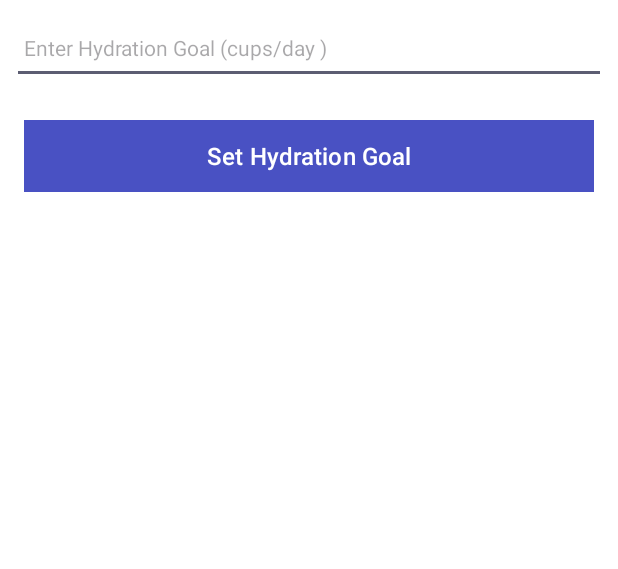
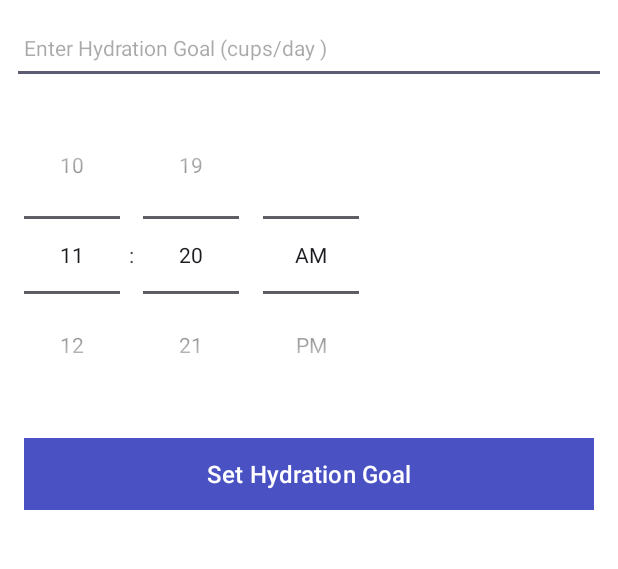
Before and after one commit to Maxamed-Maxamed/FYP-Hydration-app-Mate, an Android app: the screen it shows after launch (HydrationActivity), on a phone screen of 412 x 824 dp, the part 84-653 px from its top. Run offline under Robolectric (Android 15) with nearby library versions, the phone set to English and light mode, and no system bars; our stand-ins replace Timber.

Commit message:
Add notification functionality for hydration app
* Adds a TimePicker to set the time for the hydration reminder notification
* Adds a NotificationReceiver to show the notification
* Requests necessary permissions in the AndroidManifest.

```diff
--- a/app/src/main/AndroidManifest.xml
+++ b/app/src/main/AndroidManifest.xml
@@ -1,6 +1,10 @@
 <?xml version="1.0" encoding="utf-8"?>
 <manifest xmlns:android="http://schemas.android.com/apk/res/android"
     xmlns:tools="http://schemas.android.com/tools" >
+
+    <uses-permission android:name="android.permission.POST_NOTIFICATIONS" />
+    <uses-permission android:name="android.permission.SCHEDULE_EXACT_ALARM"/>
+    <uses-permission android:name="android.permission.RECEIVE_BOOT_COMPLETED" />
 
     <application
         android:name=".main.MainApp"
@@ -34,6 +38,8 @@
             </intent-filter>
 
         </activity>
+
+        <receiver android:name=".NotificationReceiver" />
     </application>
 
 </manifest>
--- a/app/src/main/java/com/example/fyp_hydration_app_mate/helpers/PreferenceHelper.kt
+++ b/app/src/main/java/com/example/fyp_hydration_app_mate/helpers/PreferenceHelper.kt
@@ -1 +1,20 @@
 package com.example.fyp_hydration_app_mate.helpers
+
+import android.content.Context
+
+object PreferenceHelper {
+    private const val PREFERENCES_FILE = "hydration_preferences"
+
+    fun saveNotificationTime(context: Context, hour: Int, minute: Int) {
+        val sharedPreferences = context.getSharedPreferences(PREFERENCES_FILE, Context.MODE_PRIVATE)
+        sharedPreferences.edit().putInt("hour", hour).putInt("minute", minute).apply()
+    }
+
+    fun getNotificationTime(context: Context): Pair<Int, Int> {
+        val sharedPreferences = context.getSharedPreferences(PREFERENCES_FILE, Context.MODE_PRIVATE)
+        val hour = sharedPreferences.getInt("hour", 8) // Default to 8 AM
+        val minute = sharedPreferences.getInt("minute", 0)
+        return Pair(hour, minute)
+    }
+
+}
--- a/app/src/main/java/com/example/fyp_hydration_app_mate/main/MainApp.kt
+++ b/app/src/main/java/com/example/fyp_hydration_app_mate/main/MainApp.kt
@@ -1,7 +1,18 @@
 package com.example.fyp_hydration_app_mate.main
 
+import android.app.AlarmManager
 import android.app.Application
+import android.app.NotificationChannel
+import android.app.NotificationManager
+import android.app.PendingIntent
+import android.content.Context
+import android.content.Intent
+import android.icu.util.Calendar
+import android.os.Build
+import com.example.fyp_hydration_app_mate.NotificationReceiver
+import com.example.fyp_hydration_app_mate.R
 import com.example.fyp_hydration_app_mate.helpers.FileHelper
+import com.example.fyp_hydration_app_mate.helpers.PreferenceHelper
 import com.example.fyp_hydration_app_mate.models.HYDRATION_JSON_FILE
 import com.example.fyp_hydration_app_mate.models.HydrationJSONStore
 import com.example.fyp_hydration_app_mate.models.HydrationMemStore
@@ -16,6 +27,8 @@ class MainApp : Application() {
         super.onCreate()
         Timber.plant(Timber.DebugTree())
         Timber.i("Main App Created")
+        scheduleNotification(this) // Schedule the notification
+        createNotificationChannel()
 
 
         hydrationModelMain2 = HydrationJSONStore(applicationContext) // Create the JSONStore
@@ -25,4 +38,40 @@ class MainApp : Application() {
         hydrationModelMain2.logAll() // Log the list of hydration records
         hydrationModelMain2.findAll().forEach { Timber.i("Hydration record: $it") } // Log the list of hydration records
     }
-}
+
+
+
+    private fun createNotificationChannel() {
+        // Create the Notification Channel
+        if (Build.VERSION.SDK_INT >= Build.VERSION_CODES.O) {
+            val name = getString(R.string.channel_name)
+            val descriptionText = getString(R.string.channel_description)
+            val importance = NotificationManager.IMPORTANCE_DEFAULT
+            val channel = NotificationChannel("hydrationReminderChannel", name, importance).apply {
+                description = descriptionText
+            }
+            val notificationManager: NotificationManager =
+                getSystemService(Context.NOTIFICATION_SERVICE) as NotificationManager
+            notificationManager.createNotificationChannel(channel)
+        }
+    }
+
+    private fun scheduleNotification(context: Context) {
+
+        val (hour, minute) = PreferenceHelper.getNotificationTime(context)
+        val intent = Intent(context, NotificationReceiver::class.java)
+        val pendingIntent = PendingIntent.getBroadcast(context, 0, intent, PendingIntent.FLAG_UPDATE_CURRENT)
+
+        val calendar = Calendar.getInstance().apply {
+            set(Calendar.HOUR_OF_DAY, hour)
+            set(Calendar.MINUTE, minute)
+            set(Calendar.SECOND, 0)
+        }
+
+        val alarmManager = context.getSystemService(ALARM_SERVICE) as AlarmManager
+        alarmManager.setRepeating(AlarmManager.RTC_WAKEUP, calendar.timeInMillis, AlarmManager.INTERVAL_DAY, pendingIntent)
+    }
+
+
+
+    }
--- a/app/src/main/java/com/example/fyp_hydration_app_mate/models/HydrationJSONStore.kt
+++ b/app/src/main/java/com/example/fyp_hydration_app_mate/models/HydrationJSONStore.kt
@@ -27,11 +27,6 @@ fun generateUniqueId(): Long {
 
 
 class HydrationJSONStore(private val context: Context) : HydrationStore {
-
-//    private val gson = Gson()
-//    private val type = TypeToken.getParameterized(List::class.java, HydrationModel::class.java).type
-//    private val filename = HYDRATION_JSON_FILE  // Filename for the JSON file to store the hydration records
-//
 
 
     val hydrationS = mutableListOf<HydrationModel>()
--- a/app/src/main/res/layout/activity_hydration.xml
+++ b/app/src/main/res/layout/activity_hydration.xml
@@ -56,6 +56,13 @@
                 android:textColor="#333333"
                 android:textSize="14sp"/>
 
+            <TimePicker
+                android:id="@+id/timePicker"
+                android:layout_width="wrap_content"
+                android:layout_height="wrap_content"
+                android:timePickerMode="spinner"
+                android:layout_centerInParent="true" />
+
             <Button
                 android:id="@+id/hydrationGoalButton"
                 android:layout_width="match_parent"
--- a/app/src/main/res/values/strings.xml
+++ b/app/src/main/res/values/strings.xml
@@ -32,4 +32,9 @@
     <string name="menu_listHydration">List Hydration</string>
     <string name="enter_Date">enter data</string>
 
+
+        <string name="channel_name">Hydration Reminder</string>
+        <string name="channel_description">Channel for hydration reminder notifications.</string>
+        <string name="channel_id">hydrationReminderChannel</string>
+
 </resources>
```
Also changed, not shown: app/src/main/java/com/example/fyp_hydration_app_mate/NotificationReceiver.kt (+30 -0 lines), app/src/main/java/com/example/fyp_hydration_app_mate/activities/HydrationActivity.kt (+34 -0 lines).
